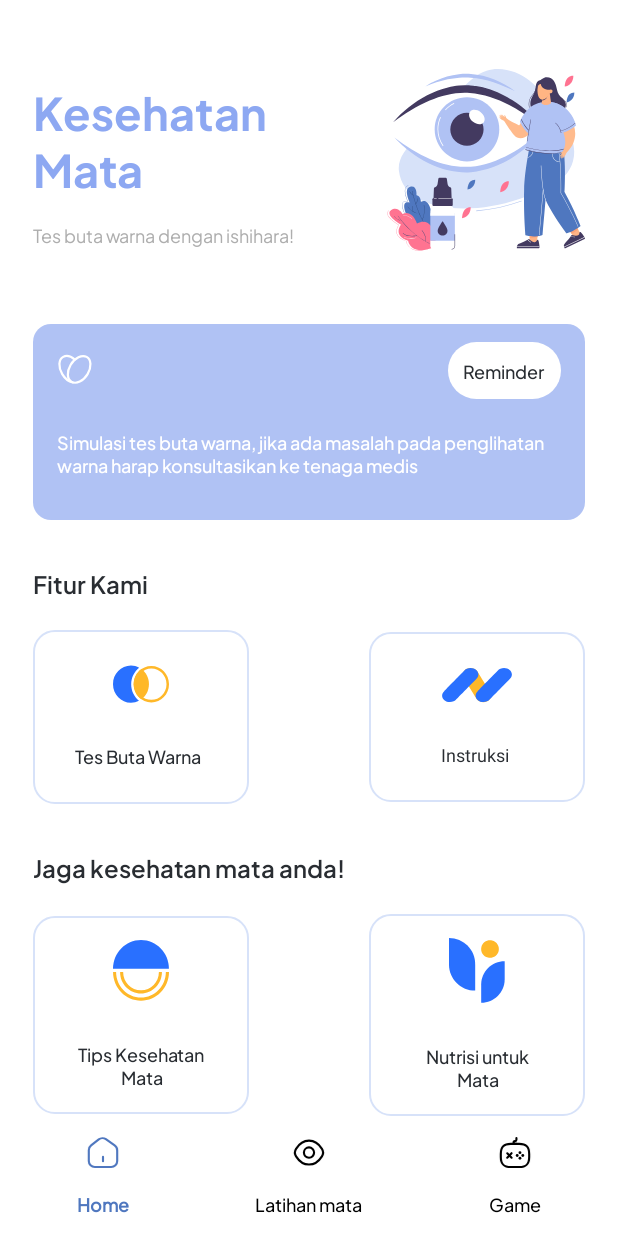
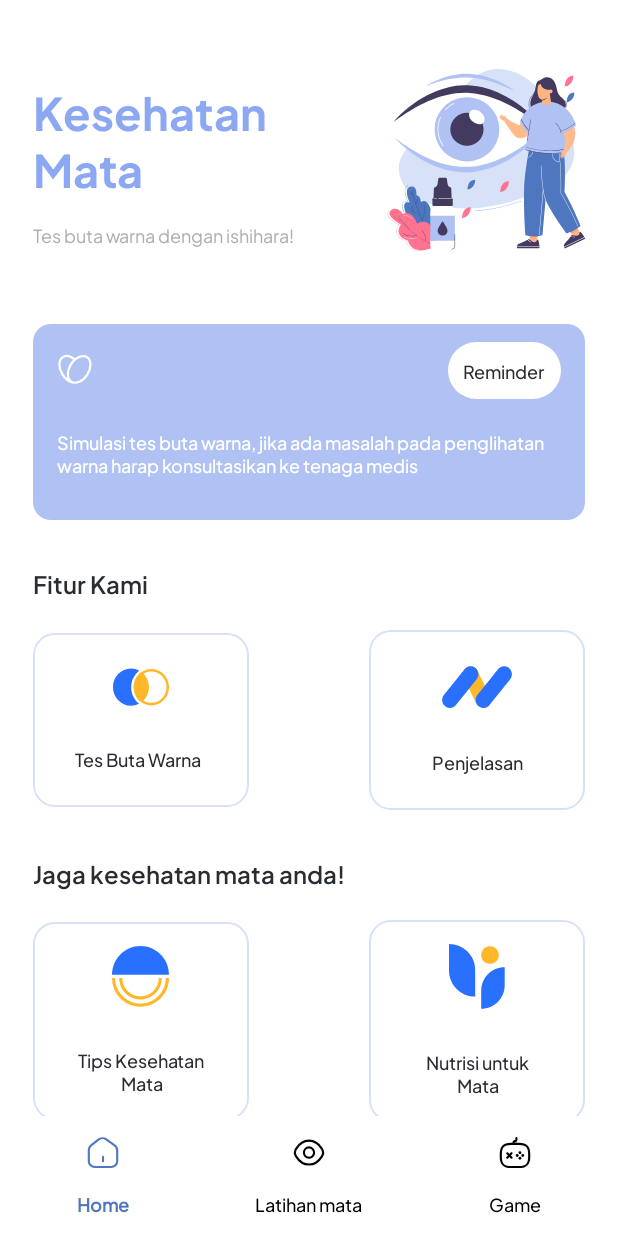
Before and after one commit to dellafitrialestari/Colblind_app, an Android app: the screen it shows after launch (HomeActivity), on a phone screen of 412 x 824 dp. Run offline under Robolectric (Android 15) with nearby library versions, the phone set to English and light mode, and no system bars.

Commit message:
Update layout

```diff
--- a/app/src/main/res/layout/activity_home.xml
+++ b/app/src/main/res/layout/activity_home.xml
@@ -181,21 +181,25 @@
                     android:background="@drawable/bg_fitur"
                     android:elevation="80dp"
                     android:orientation="vertical"
-                    android:paddingHorizontal="48dp"
                     android:paddingVertical="23dp">
 
                     <LinearLayout
-                        android:layout_width="match_parent"
-                        android:layout_height="24dp"
+                        android:layout_width="wrap_content"
+                        android:layout_height="wrap_content"
+                        android:layout_gravity="center"
                         android:layout_marginBottom="26dp"
                         android:background="@drawable/ic_fitur2"
                         android:orientation="vertical">
                     </LinearLayout>
 
                     <TextView
-                        android:layout_width="wrap_content"
+                        android:layout_width="match_parent"
                         android:layout_height="wrap_content"
+                        android:layout_marginRight="12dp"
+                        android:layout_marginLeft="12dp"
                         android:text="@string/home_fitur2"
+                        android:gravity="center"
+                        android:fontFamily="@font/plusjakartasans_medium"
                         android:textColor="@color/black_text"
                         android:textSize="12sp" />
                 </LinearLayout>
@@ -228,9 +232,9 @@
                     android:paddingVertical="16dp">
 
                     <LinearLayout
-                        android:layout_width="match_parent"
+                        android:layout_width="wrap_content"
                         android:layout_height="wrap_content"
-                        android:layout_marginHorizontal="53dp"
+                        android:layout_gravity="center"
                         android:layout_marginBottom="25dp"
                         android:background="@drawable/ic_tips"
                         android:orientation="vertical">
--- a/app/src/main/res/values/strings.xml
+++ b/app/src/main/res/values/strings.xml
@@ -6,7 +6,7 @@
     <string name="home_reminder">Simulasi tes buta warna, jika ada masalah pada penglihatan warna harap konsultasikan ke tenaga medis</string>
     <string name="home_fitur">Fitur Kami</string>
     <string name="home_fitur1">Tes Buta Warna</string>
-    <string name="home_fitur2">Instruksi</string>
+    <string name="home_fitur2">Penjelasan</string>
     <string name="home_kesehatan">Jaga kesehatan mata anda!</string>
     <string name="home_tips">Tips Kesehatan Mata</string>
     <string name="home_makanan">Nutrisi untuk Mata</string>
```
